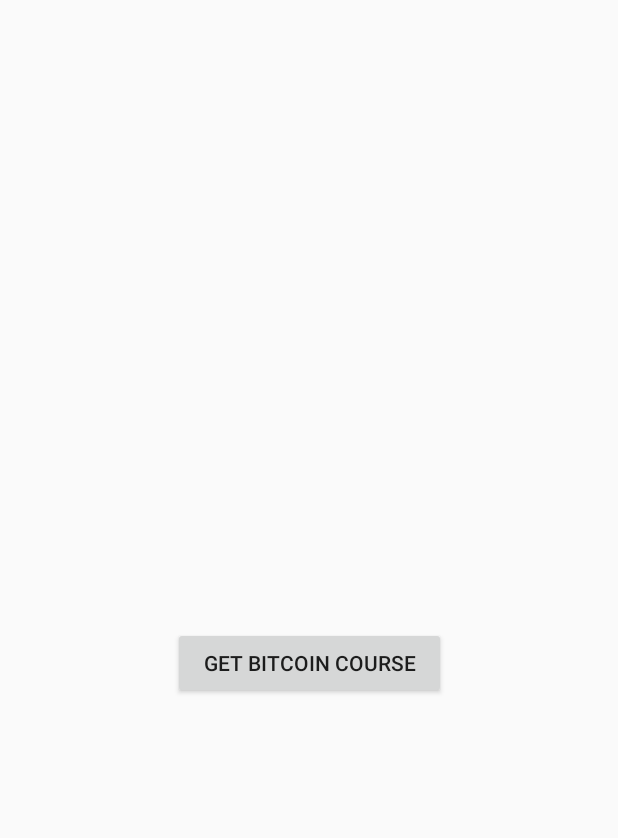
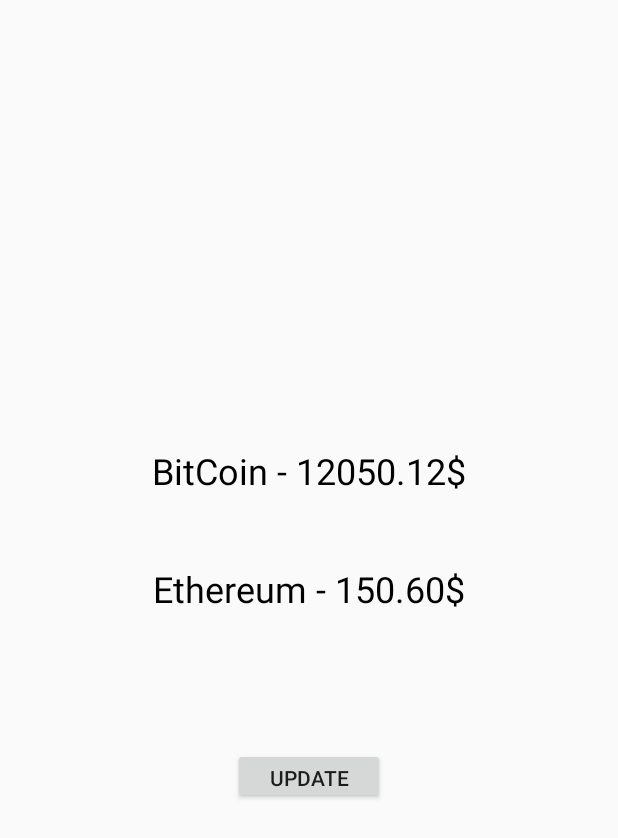
Before and after one commit to Vladykaez/CryptoCourse, an Android app: the layout activity_main.xml on its own in the app's theme, with its tools: preview values and no code run, on a phone screen of 412 x 824 dp. Shown: the top 838 px of the screen. Run offline under Robolectric (Android 15) with nearby library versions, the phone set to English and light mode, and no system bars.

Commit message:
Update 0.0.1
New cryptocurrency - Ethereum.
New design.

```diff
--- a/cryptoCurency/app/src/main/res/layout/activity_main.xml
+++ b/cryptoCurency/app/src/main/res/layout/activity_main.xml
@@ -4,14 +4,17 @@
     xmlns:tools="http://schemas.android.com/tools"
     android:layout_width="match_parent"
     android:layout_height="match_parent"
+    android:orientation="vertical"
     tools:context=".MainActivity">
 
     <TextView
         android:id="@+id/txt"
         android:layout_width="wrap_content"
         android:layout_height="wrap_content"
+        android:freezesText="true"
+        android:text="BitCoin - 12050.12$"
         android:textColor="#000"
-        android:textSize="48sp"
+        android:textSize="24sp"
         app:layout_constraintBottom_toBottomOf="parent"
         app:layout_constraintHorizontal_bias="0.501"
         app:layout_constraintLeft_toLeftOf="parent"
@@ -19,15 +22,37 @@
         app:layout_constraintTop_toTopOf="parent"
         app:layout_constraintVertical_bias="0.376" />
 
+    <TextView
+        android:id="@+id/txt2"
+        android:layout_width="wrap_content"
+        android:layout_height="wrap_content"
+        android:freezesText="true"
+        android:text="Ethereum - 150.60$"
+        android:textColor="#000"
+        android:textSize="24sp"
+        app:layout_constraintBottom_toBottomOf="parent"
+        app:layout_constraintLeft_toLeftOf="parent"
+        app:layout_constraintRight_toRightOf="parent"
+        app:layout_constraintTop_toTopOf="parent"
+        app:layout_constraintVertical_bias="0.475" />
+
     <Button
-        android:id="@+id/button"
-        android:layout_width="182dp"
-        android:layout_height="wrap_content"
-        android:layout_marginTop="68dp"
+        android:id="@+id/button2"
+        android:layout_width="101dp"
+        android:layout_height="37dp"
+        android:layout_marginBottom="8dp"
+        android:layout_marginEnd="8dp"
+        android:layout_marginLeft="8dp"
+        android:layout_marginRight="8dp"
+        android:layout_marginStart="8dp"
+        android:layout_marginTop="8dp"
         android:onClick="onClick"
-        android:text="Get BitCoin Course"
+        android:text="Update"
+        android:textSize="14sp"
+        app:layout_constraintBottom_toBottomOf="parent"
         app:layout_constraintEnd_toEndOf="parent"
         app:layout_constraintStart_toStartOf="parent"
-        app:layout_constraintTop_toBottomOf="@+id/txt" />
+        app:layout_constraintTop_toTopOf="parent"
+        app:layout_constraintVertical_bias="0.637" />
 
 </android.support.constraint.ConstraintLayout>
--- a/cryptoCurency/app/src/main/res/values/colors.xml
+++ b/cryptoCurency/app/src/main/res/values/colors.xml
@@ -1,6 +1,6 @@
 <?xml version="1.0" encoding="utf-8"?>
 <resources>
-    <color name="colorPrimary">#3F51B5</color>
-    <color name="colorPrimaryDark">#303F9F</color>
-    <color name="colorAccent">#FF4081</color>
+    <color name="colorPrimary">#FF8C00</color>
+    <color name="colorPrimaryDark">#FF8C00</color>
+    <color name="colorAccent">#FF8c00</color>
 </resources>
--- a/cryptoCurency/app/src/main/res/values/strings.xml
+++ b/cryptoCurency/app/src/main/res/values/strings.xml
@@ -1,3 +1,3 @@
 <resources>
-    <string name="app_name">BitCoin Course</string>
+    <string name="app_name">CryptoCurrency Rate</string>
 </resources>
```
Also changed, not shown: cryptoCurency/app/src/main/java/com/game/vladykastudio/cryptocurency/MainActivity.java (+48 -7 lines).
